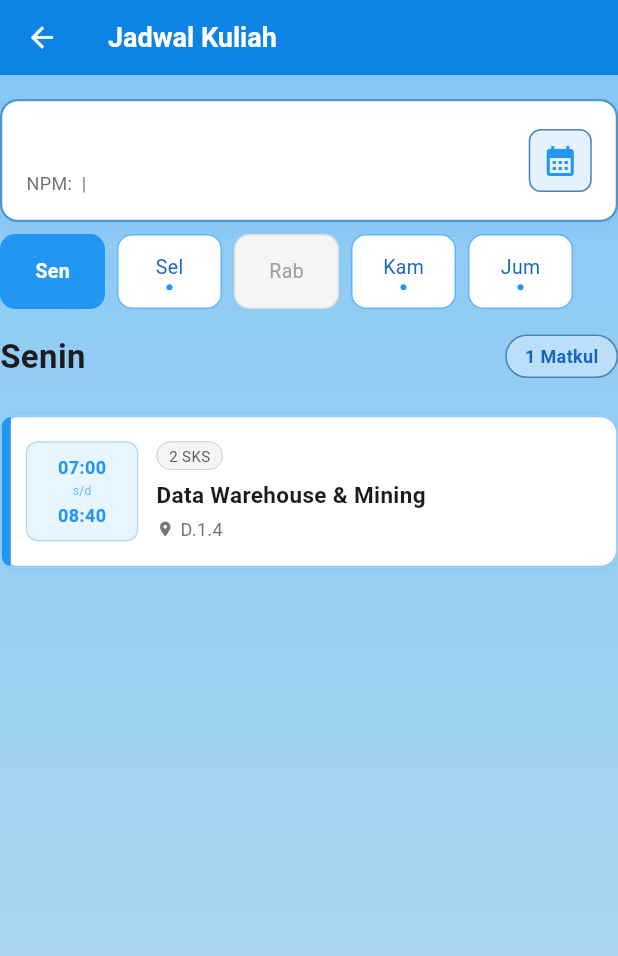
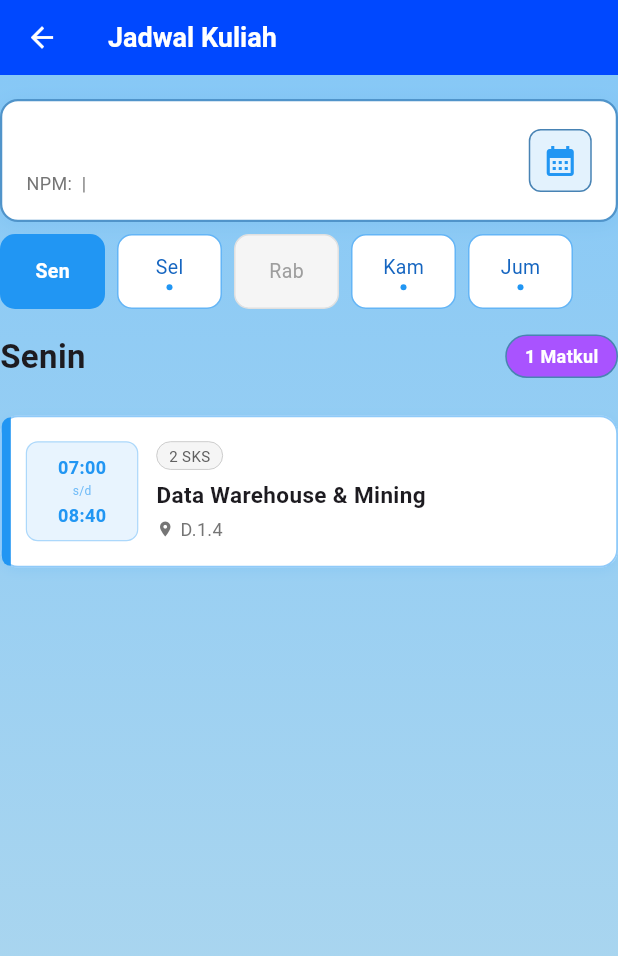
Before and after one commit to MathiusRonaldKJ/5230311050_MathiusRonaldKuncoroJati_Tugas3.4, a Flutter app: the JadwalPage screen opened directly with empty values, on a phone screen of 412 x 824 dp. Shown: the top 956 px of the screen. Run offline on Flutter 3.47's test engine with Material 3 defaults, Android fonts, the phone set to English and light mode, and no system bars.

Commit message:
Change colors in jadwal_page.dart

```diff
--- a/lib/pages/jadwal_page.dart
+++ b/lib/pages/jadwal_page.dart
@@ -48,7 +48,7 @@ class _JadwalPageState extends State<JadwalPage> {
       backgroundColor: Colors.grey.shade50,
       appBar: AppBar(
         title: const Text('Jadwal Kuliah', style: TextStyle(fontWeight: FontWeight.bold, fontSize: 18)),
-        backgroundColor: const Color.fromARGB(255, 13, 131, 228),
+        backgroundColor: const Color.fromARGB(255, 0, 72, 255),
         foregroundColor: Colors.white,
         toolbarHeight: 50,
         leading: IconButton(
@@ -197,7 +197,7 @@ class _JadwalPageState extends State<JadwalPage> {
           Container(
             padding: const EdgeInsets.symmetric(horizontal: 12, vertical: 5),
             decoration: BoxDecoration(
-              color: Colors.blue.shade100,
+              color: const Color.fromARGB(255, 169, 83, 255),
               borderRadius: BorderRadius.circular(15),
               border: Border.all(
                 color: const Color.fromARGB(255, 73, 131, 178),
@@ -206,7 +206,7 @@ class _JadwalPageState extends State<JadwalPage> {
             ),
             child: Text(
               '$jumlah Matkul',
-              style: TextStyle(color: Colors.blue.shade800, fontWeight: FontWeight.bold, fontSize: 12),
+              style: TextStyle(color: const Color.fromARGB(255, 255, 255, 255), fontWeight: FontWeight.bold, fontSize: 12),
             ),
           ),
         ],
```
